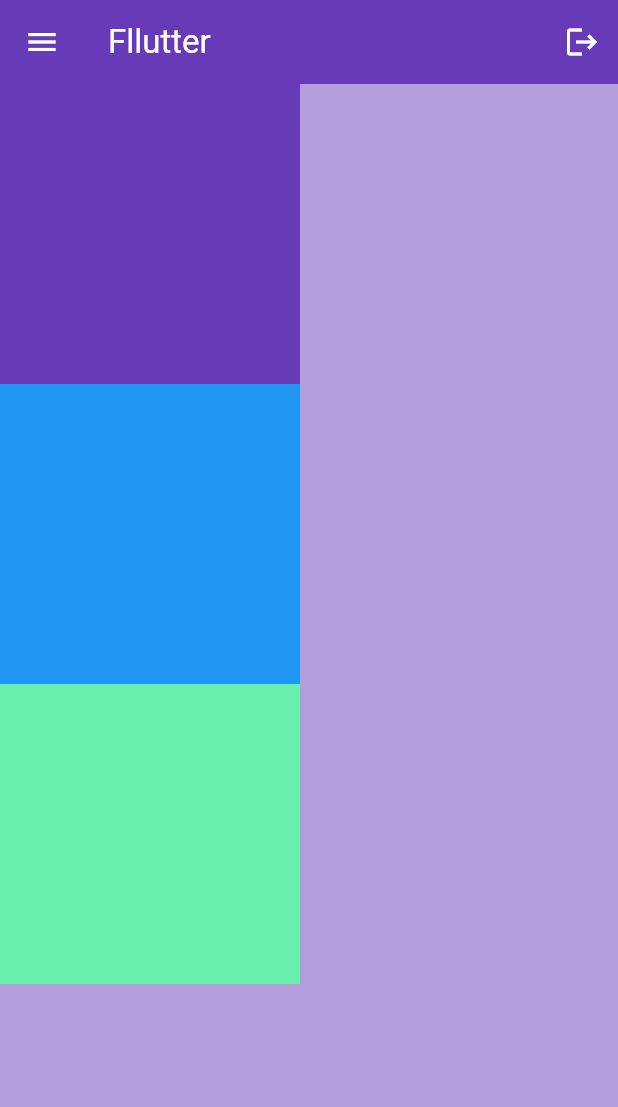
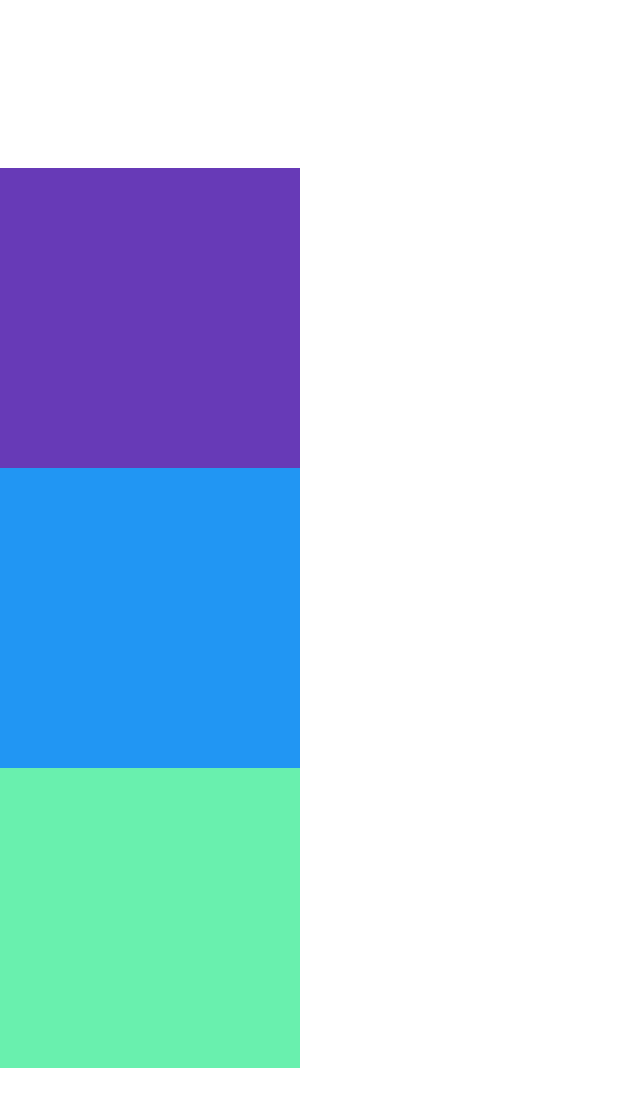
Before and after one commit to Ryuuutaaa/flutter-fundamentals, a Flutter app: the screen it shows after launch, on a phone screen of 412 x 824 dp. Shown: the top 1107 px of the screen. Run offline on Flutter 3.47's test engine with Material 3 defaults, Android fonts, the phone set to English and light mode, and no system bars.

Commit message:
feat : change app background color to white and remove app bar elements

```diff
--- a/lib/main.dart
+++ b/lib/main.dart
@@ -12,28 +12,9 @@ class MyApp extends StatelessWidget {
     return MaterialApp(
       debugShowCheckedModeBanner: false,
       home: Scaffold(
-        backgroundColor: Colors.deepPurple[200],
-        appBar: AppBar(
-          title: Text(
-            "Fllutter",
-            style: TextStyle(color: Colors.white),
-          ),
-          backgroundColor: Colors.deepPurple,
-          elevation: 0,
-          leading: Icon(
-            Icons.menu,
-            color: Colors.white,
-          ),
-          actions: [
-            IconButton(
-                onPressed: () {},
-                icon: Icon(
-                  Icons.logout,
-                  color: Colors.white,
-                ))
-          ],
-        ),
+        backgroundColor: Colors.white,
         body: Column(
+          mainAxisAlignment: MainAxisAlignment.center,
           children: [
             Container(
               width: 200,
```
